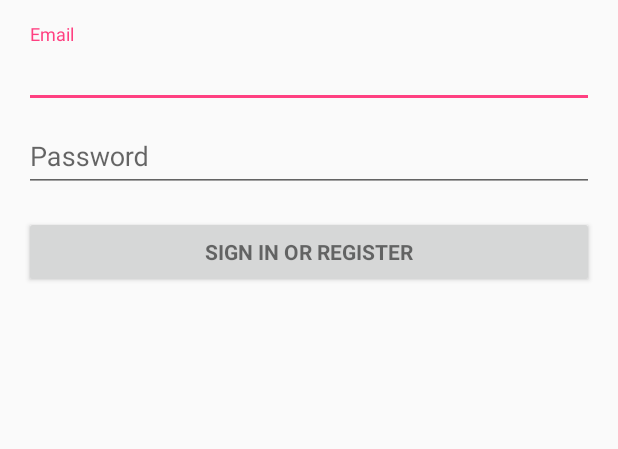
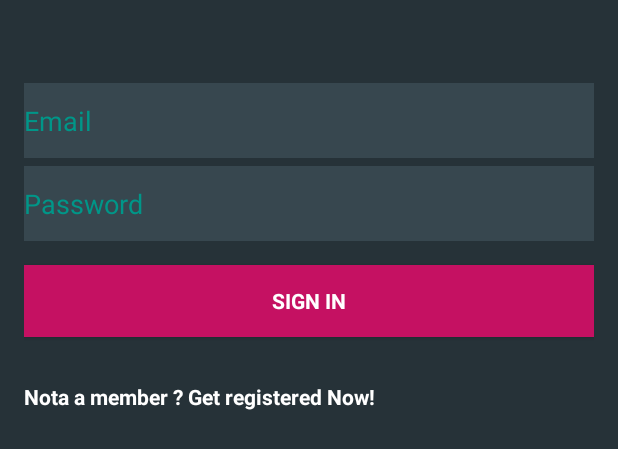
Before and after one commit to Sofdroid/FireBaseApplication, an Android app: the layout activity_login.xml on its own in the app's theme, with its tools: preview values and no code run, on a phone screen of 412 x 824 dp. Shown: the top 449 px of the screen. Run offline under Robolectric (Android 15) with nearby library versions, the phone set to English and light mode, and no system bars.

Commit message:
SignIn  which takes in an email address and password.

```diff
--- a/app/src/main/res/layout/activity_authentification.xml
+++ b/app/src/main/res/layout/activity_login.xml
@@ -7,8 +7,9 @@
               android:paddingBottom="@dimen/activity_vertical_margin"
               android:paddingLeft="@dimen/activity_horizontal_margin"
               android:paddingRight="@dimen/activity_horizontal_margin"
-              android:paddingTop="@dimen/activity_vertical_margin"
-              tools:context="firebase.sofdroid.com.firebaseapplication.AuthenticationActivity">
+              android:paddingTop="55dp"
+              android:background="@color/colorPrimary"
+              tools:context="firebase.sofdroid.com.firebaseapplication.LoginActivity">
 
     <!-- Login progress -->
     <ProgressBar
@@ -30,38 +31,37 @@
             android:layout_height="wrap_content"
             android:orientation="vertical">
 
-            <android.support.design.widget.TextInputLayout
+
+            <AutoCompleteTextView
+                android:id="@+id/email"
+                android:layout_marginBottom="5dp"
+                android:background="#37474F"
                 android:layout_width="match_parent"
-                android:layout_height="wrap_content">
+                android:layout_height="50dp"
+                android:hint="@string/prompt_email"
+                android:inputType="textEmailAddress"
+                android:maxLines="1"
+                android:textColorHint="#009688"
+                android:textColor="#FFFFFF"
+                android:singleLine="true"/>
 
-                <EditText
-                    android:id="@+id/email"
-                    android:layout_width="match_parent"
-                    android:layout_height="wrap_content"
-                    android:hint="@string/prompt_email"
-                    android:inputType="textEmailAddress"
-                    android:maxLines="1"
-                    android:singleLine="true"/>
 
-            </android.support.design.widget.TextInputLayout>
-
-            <android.support.design.widget.TextInputLayout
-                android:layout_width="match_parent"
-                android:layout_height="wrap_content">
 
                 <EditText
                     android:id="@+id/password"
                     android:layout_width="match_parent"
-                    android:layout_height="wrap_content"
+                    android:layout_height="50dp"
+                    android:textColorHint="#009688"
                     android:hint="@string/prompt_password"
                     android:imeActionId="@+id/login"
+                    android:textColor="#FFFFFF"
+                    android:background="#37474F"
                     android:imeActionLabel="@string/action_sign_in_short"
                     android:imeOptions="actionUnspecified"
                     android:inputType="textPassword"
                     android:maxLines="1"
                     android:singleLine="true"/>
 
-            </android.support.design.widget.TextInputLayout>
 
             <Button
                 android:id="@+id/email_sign_in_button"
@@ -69,9 +69,23 @@
                 android:layout_width="match_parent"
                 android:layout_height="wrap_content"
                 android:layout_marginTop="16dp"
+                android:background="#C51162"
+                android:textColor="#FFFFFF"
                 android:text="@string/action_sign_in"
                 android:textStyle="bold"/>
 
+
+            <TextView
+                android:layout_width="match_parent"
+                android:layout_height="wrap_content"
+                android:textColor="@color/white"
+                android:layout_marginTop="30dp"
+                android:textStyle="bold"
+
+                android:id="@+id/id_textview_register"
+                android:text="Nota a member ? Get registered Now!"/>
+
         </LinearLayout>
+
     </ScrollView>
 </LinearLayout>
--- a/app/src/main/res/values/colors.xml
+++ b/app/src/main/res/values/colors.xml
@@ -1,6 +1,7 @@
 <?xml version="1.0" encoding="utf-8"?>
 <resources>
-    <color name="colorPrimary">#3F51B5</color>
-    <color name="colorPrimaryDark">#303F9F</color>
+    <color name="colorPrimary">#263238</color>
+    <color name="colorPrimaryDark">#263238</color>
     <color name="colorAccent">#FF4081</color>
+    <color name="white">#FFFFFFFF</color>
 </resources>
--- a/app/src/main/res/values/strings.xml
+++ b/app/src/main/res/values/strings.xml
@@ -4,11 +4,15 @@
     <!-- Strings related to login -->
     <string name="prompt_email">Email</string>
     <string name="prompt_password">Password </string>
-    <string name="action_sign_in">Sign in or register</string>
+    <string name="action_register">Register</string>
+    <string name="action_sign_in">Sign in</string>
+    <string name="auth_failed">Authentication failed, check your email and password or sign up</string>
+
     <string name="action_sign_in_short">Sign in</string>
     <string name="error_invalid_email">This email address is invalid</string>
     <string name="error_invalid_password">This password is too short</string>
     <string name="error_incorrect_password">This password is incorrect</string>
     <string name="error_field_required">This field is required</string>
     <string name="permission_rationale">"Contacts permissions are needed for providing email completions."</string>
+    <string name="title_activity_login">Sign in</string>
 </resources>
```
Also changed, not shown: app/src/main/AndroidManifest.xml (+13 -5 lines), app/src/main/java/firebase/sofdroid/com/firebaseapplication/LoginActivity.java (added, +365 -0 lines), app/src/main/java/firebase/sofdroid/com/firebaseapplication/MainActivity.java (+6 -24 lines), app/src/main/java/firebase/sofdroid/com/firebaseapplication/RegistrationActivity.java (renamed from app/src/main/java/firebase/sofdroid/com/firebaseapplication/AuthenticationActivity.java, +9 -6 lines), app/src/main/res/layout/activity_main.xml (+5 -4 lines), app/src/main/res/layout/activity_registration.xml (added, +77 -0 lines).
